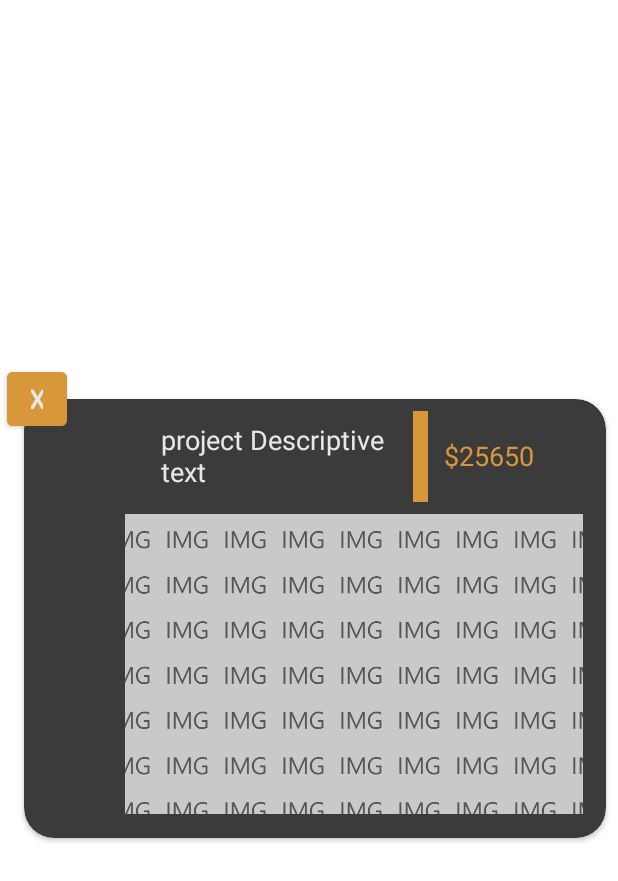
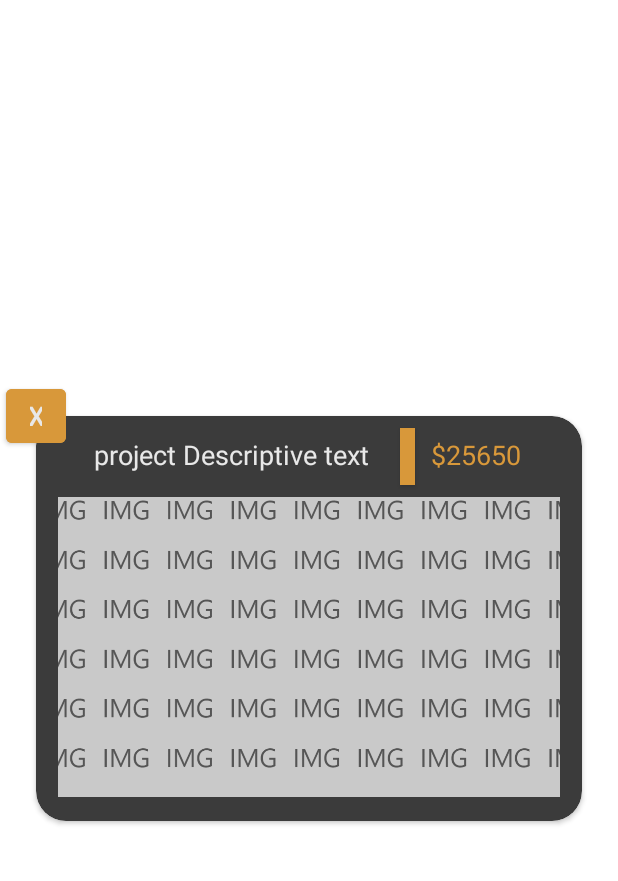
Before and after one commit to Akelly982/aitAndroidMobileApp, an Android app: the layout recycler_item_view_project.xml on its own in the app's theme, with its tools: preview values and no code run, on a phone screen of 412 x 824 dp. Shown: the top 881 px of the screen. Run offline under Robolectric (Android 15) with nearby library versions, the phone set to English and light mode, and no system bars.

```diff
--- a/app/src/main/java/com/aidankelly/projectmanager/activities/HomeActivity.java
+++ b/app/src/main/java/com/aidankelly/projectmanager/activities/HomeActivity.java
@@ -12,7 +12,6 @@ import android.view.View;
 import android.widget.Button;
 
 import com.aidankelly.projectmanager.R;
-import com.aidankelly.projectmanager.entities.Constants;
 import com.aidankelly.projectmanager.entities.UserProject;
 import com.aidankelly.projectmanager.recyclerview.HomeRecyclerViewAdapter;
 import com.aidankelly.projectmanager.recyclerview.OnHomeRVListener;
@@ -53,7 +52,7 @@ public class HomeActivity extends AppCompatActivity implements OnHomeRVListener
         newProjectButton = findViewById(R.id.homeNewProjectButton);
         optionsButton = findViewById(R.id.homeOptionsButton);
         closeOptionsWindowButton = findViewById(R.id.homeCloseOptionsWindowButton);
-        optionsCardView = findViewById(R.id.optionsCardView);
+        optionsCardView = findViewById(R.id.homeOptionsCardView);
         searchProjectButton = findViewById(R.id.homeSearchProjectsButton);
         editProjectButton = findViewById(R.id.homeEditOveralProjectsButton);
 
@@ -202,7 +201,6 @@ public class HomeActivity extends AppCompatActivity implements OnHomeRVListener
     // if click is pressed
     @Override
     public void onProjectEnterClick(UserProject project) { // home enter button on activity intent with carried project
-        // Snackbar.make(rootView, " project id:  " + project.getProjectName() , Snackbar.LENGTH_SHORT).show();
          Intent enterProject = new Intent(this, ProjectActivity.class);
          enterProject.putExtra(UserProject.USER_PROJECT_KEY, project);
          startActivityForResult(enterProject,PROJECT_ACTIVITY_CODE);
--- a/app/src/main/java/com/aidankelly/projectmanager/activities/HomeEditActivity.java
+++ b/app/src/main/java/com/aidankelly/projectmanager/activities/HomeEditActivity.java
@@ -176,7 +176,7 @@ public class HomeEditActivity extends AppCompatActivity implements OnHomeEditRVL
     // RV buttons
     @Override
     public void onProjectNameChangeClick(UserProject project) {
-        Intent goToChangeName = new Intent(this, ChangeTextActivity.class);
+        Intent goToChangeName = new Intent(this,ChangeTextActivity.class);
         goToChangeName.putExtra(UserProject.USER_PROJECT_PROJECT_NAME ,project.getProjectName());
         goToChangeName.putExtra(UserProject.USER_PROJECT_ID_KEY, project.getId());
         startActivityForResult(goToChangeName,CHANGE_TEXT_ACTIVITY_CODE);
--- a/app/src/main/res/layout/activity_home.xml
+++ b/app/src/main/res/layout/activity_home.xml
@@ -120,7 +120,7 @@
         app:layout_constraintGuide_percent="0.12" />
 
     <androidx.cardview.widget.CardView
-        android:id="@+id/optionsCardView"
+        android:id="@+id/homeOptionsCardView"
         android:layout_width="225dp"
         android:layout_height="300dp"
         android:layout_marginStart="8dp"
--- a/app/src/main/res/layout/recycler_item_view_project.xml
+++ b/app/src/main/res/layout/recycler_item_view_project.xml
@@ -10,9 +10,9 @@
         android:id="@+id/projectRVCardView"
         android:layout_width="0dp"
         android:layout_height="wrap_content"
-        android:layout_marginStart="16dp"
+        android:layout_marginStart="24dp"
         android:layout_marginTop="8dp"
-        android:layout_marginEnd="8dp"
+        android:layout_marginEnd="24dp"
         android:layout_marginBottom="8dp"
         app:cardBackgroundColor="@color/darkMain"
         app:cardCornerRadius="20dp"
@@ -75,7 +75,7 @@
                 android:layout_width="wrap_content"
                 android:layout_height="wrap_content"
                 android:orientation="vertical"
-                app:layout_constraintGuide_end="321dp" />
+                app:layout_constraintGuide_percent="0.04" />
 
             <androidx.constraintlayout.widget.Guideline
                 android:id="@+id/guideline6"
@@ -102,6 +102,7 @@
                 android:layout_marginTop="8dp"
                 android:layout_marginBottom="8dp"
                 android:background="@color/accentColor"
+                android:elevation="2dp"
                 app:layout_constraintBottom_toTopOf="@+id/projectRVItemImageView2"
                 app:layout_constraintEnd_toStartOf="@+id/guideline3"
                 app:layout_constraintStart_toStartOf="@+id/guideline3"
@@ -120,15 +121,9 @@
         android:textColor="@color/lightTextColor"
         android:textSize="18sp"
         app:layout_constraintBottom_toTopOf="@+id/projectRVCardView"
-        app:layout_constraintEnd_toStartOf="@+id/guideline14"
-        app:layout_constraintStart_toStartOf="@+id/guideline14"
-        app:layout_constraintTop_toTopOf="@+id/projectRVCardView" />
-
-    <androidx.constraintlayout.widget.Guideline
-        android:id="@+id/guideline14"
-        android:layout_width="wrap_content"
-        android:layout_height="wrap_content"
-        android:orientation="vertical"
-        app:layout_constraintGuide_begin="25dp" />
+        app:layout_constraintEnd_toStartOf="@+id/projectRVCardView"
+        app:layout_constraintStart_toStartOf="@+id/projectRVCardView"
+        app:layout_constraintTop_toTopOf="@+id/projectRVCardView"
+        app:layout_constraintVertical_bias="1.0" />
 
 </androidx.constraintlayout.widget.ConstraintLayout>
```
Also changed, not shown: app/src/main/java/com/aidankelly/projectmanager/activities/ProjectActivity.java (+75 -1 lines), app/src/main/java/com/aidankelly/projectmanager/database/ProjectDatabaseHelper.java (+67 -47 lines), app/src/main/java/com/aidankelly/projectmanager/entities/UserProjectItem.java (+19 -1 lines), app/src/main/res/layout/activity_project.xml (+4 -4 lines).
